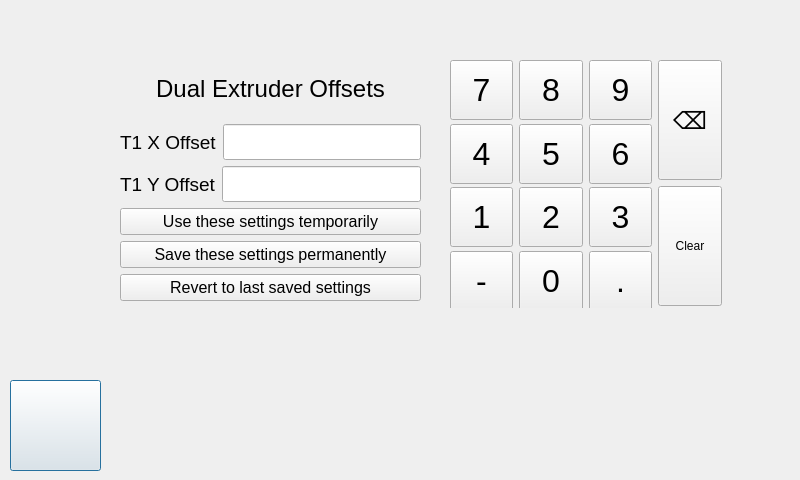
The window that ClientApp/qt/duexsetupwindow.ui (re3Dprinting/touchscreen) describes before a commit, drawn with Qt 5.
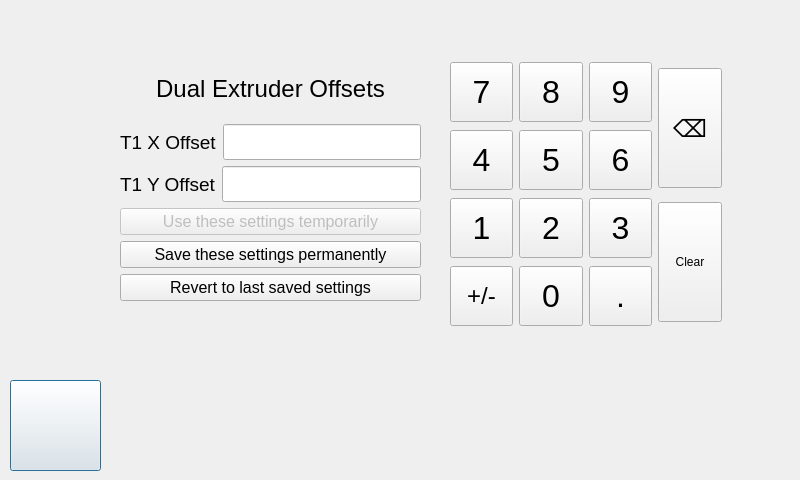
The same window after the commit. Icons and pictures are not drawn. Custom widgets are drawn as their Qt base class.

Commit message: Various tweaks following review.

Patch:
```diff
--- a/ClientApp/qt/duexsetupwindow.ui
+++ b/ClientApp/qt/duexsetupwindow.ui
@@ -137,6 +137,9 @@
     </item>
     <item>
      <widget class="QPushButton" name="w_pushbutton_temporary">
+      <property name="enabled">
+       <bool>false</bool>
+      </property>
       <property name="maximumSize">
        <size>
         <width>400</width>
@@ -197,7 +200,7 @@
      <x>450</x>
      <y>60</y>
      <width>272</width>
-     <height>248</height>
+     <height>271</height>
     </rect>
    </property>
    <layout class="QHBoxLayout" name="horizontalLayout_3">
@@ -276,14 +279,14 @@
         </property>
         <property name="font">
          <font>
-          <pointsize>24</pointsize>
+          <pointsize>18</pointsize>
          </font>
         </property>
         <property name="focusPolicy">
          <enum>Qt::NoFocus</enum>
         </property>
         <property name="text">
-         <string>-</string>
+         <string>+/-</string>
         </property>
        </widget>
       </item>
```
The commit also changes 2 other files.
